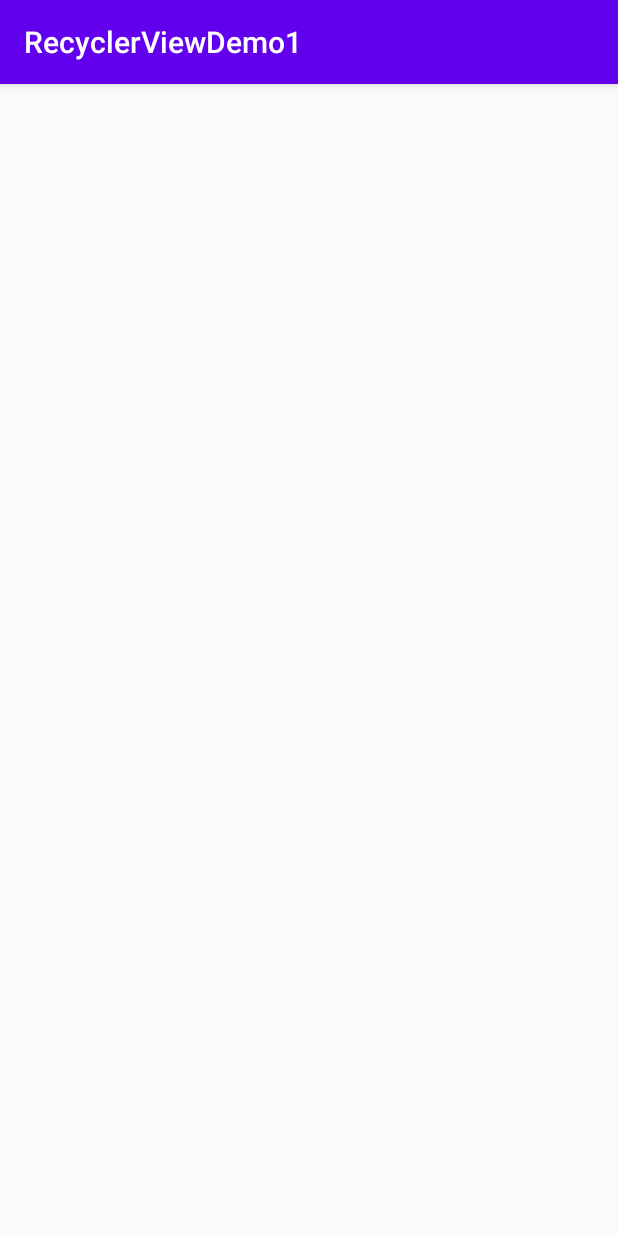
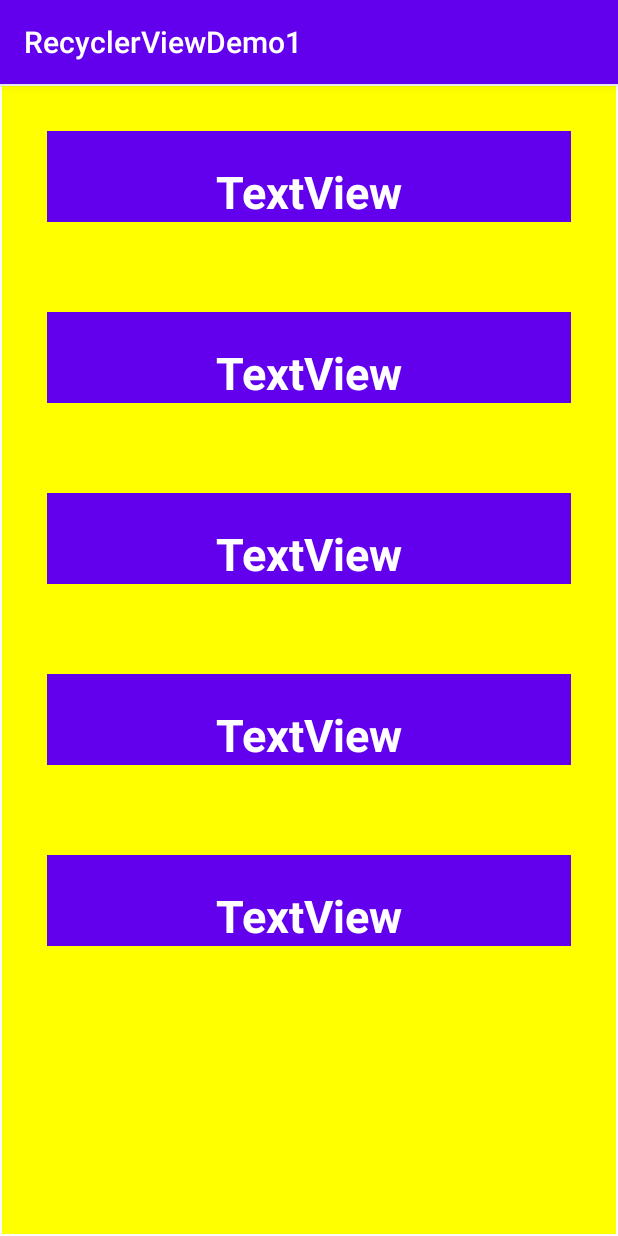
Before and after one commit to mkkemp94/RecyclerViewDemo1-REAL, an Android app: the screen it shows after launch (MainActivity), on a phone screen of 412 x 824 dp. Run offline under Robolectric (Android 15) with nearby library versions, the phone set to English and light mode, and no system bars.

Commit message:
create a basic recycler view with 5 rows

```diff
--- a/app/src/main/java/com/mkemp/recyclerviewdemo1/MainActivity.kt
+++ b/app/src/main/java/com/mkemp/recyclerviewdemo1/MainActivity.kt
@@ -1,7 +1,10 @@
 package com.mkemp.recyclerviewdemo1
 
+import android.graphics.Color
 import androidx.appcompat.app.AppCompatActivity
 import android.os.Bundle
+import androidx.recyclerview.widget.LinearLayoutManager
+import kotlinx.android.synthetic.main.activity_main.*
 
 class MainActivity : AppCompatActivity()
 {
@@ -10,6 +13,10 @@ class MainActivity : AppCompatActivity()
         super.onCreate(savedInstanceState)
         setContentView(R.layout.activity_main)
 
-
+        // Kotlin Synthetic -- no findViewById or Data Binding
+        // Not recommended for larger projects
+        my_recycler_view.setBackgroundColor(Color.YELLOW)
+        my_recycler_view.layoutManager = LinearLayoutManager(this)
+        my_recycler_view.adapter = MyRecyclerViewAdapter()
     }
 }
--- /dev/null
+++ b/app/src/main/java/com/mkemp/recyclerviewdemo1/MyRecyclerViewAdapter.kt
@@ -0,0 +1,27 @@
+package com.mkemp.recyclerviewdemo1
+
+import android.view.LayoutInflater
+import android.view.View
+import android.view.ViewGroup
+import androidx.recyclerview.widget.RecyclerView
+
+class MyRecyclerViewAdapter : RecyclerView.Adapter<MyViewHolder>() {
+
+    override fun onCreateViewHolder(parent: ViewGroup, viewType: Int): MyViewHolder {
+        val layoutInflater = LayoutInflater.from(parent.context)
+        val listItem = layoutInflater.inflate(R.layout.list_item, parent, false)
+        return MyViewHolder(listItem)
+    }
+
+    override fun getItemCount(): Int {
+        return 5 // 5 rows
+    }
+
+    override fun onBindViewHolder(holder: MyViewHolder, position: Int) {
+
+    }
+}
+
+class MyViewHolder(val view : View) : RecyclerView.ViewHolder(view) {
+
+}
--- /dev/null
+++ b/app/src/main/res/layout/list_item.xml
@@ -0,0 +1,24 @@
+<?xml version="1.0" encoding="utf-8"?>
+<androidx.constraintlayout.widget.ConstraintLayout xmlns:android="http://schemas.android.com/apk/res/android"
+    xmlns:app="http://schemas.android.com/apk/res-auto"
+    xmlns:tools="http://schemas.android.com/tools"
+    android:layout_width="match_parent"
+    android:layout_height="wrap_content"
+    android:layout_margin="30dp"
+    android:background="@color/colorPrimary"
+    android:orientation="vertical">
+
+    <TextView
+        android:id="@+id/name_text_view"
+        android:layout_width="wrap_content"
+        android:layout_height="wrap_content"
+        android:layout_margin="20sp"
+        android:layout_marginTop="97dp"
+        android:text="TextView"
+        android:textColor="#FFFFFF"
+        android:textSize="30dp"
+        android:textStyle="bold"
+        app:layout_constraintEnd_toEndOf="parent"
+        app:layout_constraintStart_toStartOf="parent"
+        app:layout_constraintTop_toTopOf="parent" />
+</androidx.constraintlayout.widget.ConstraintLayout>
```
